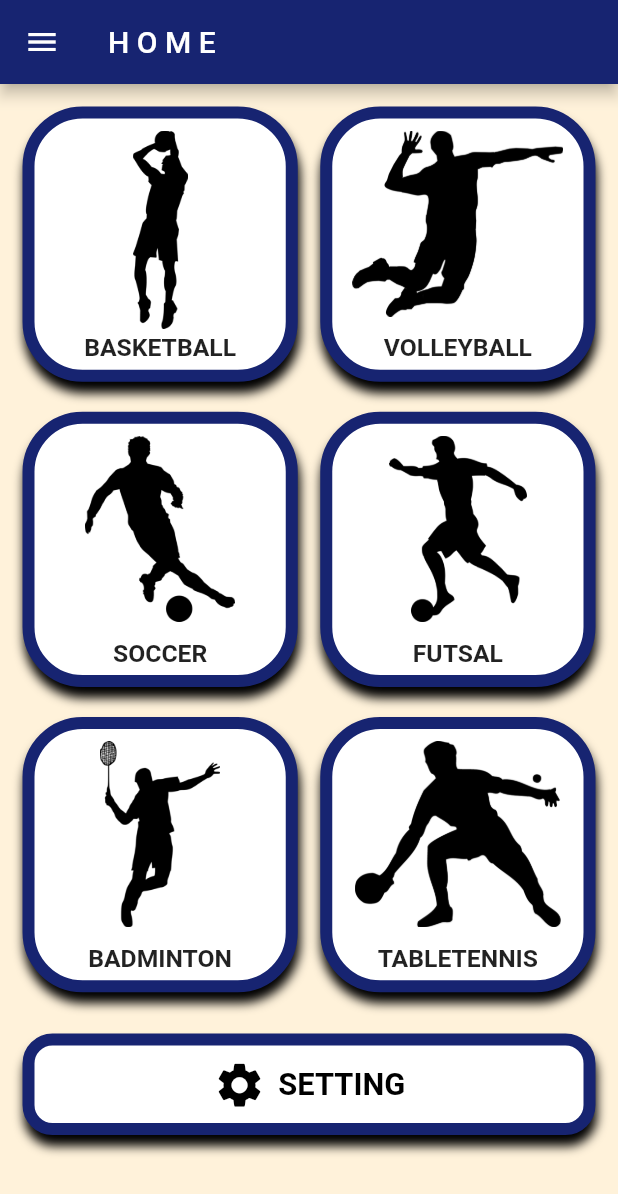
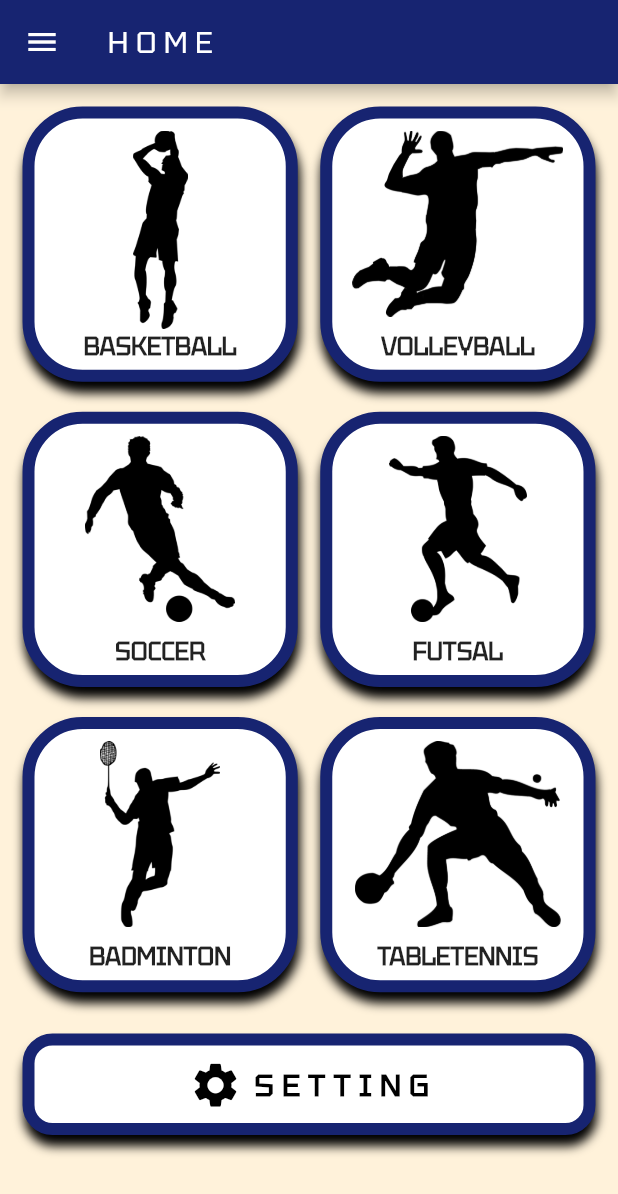
Before and after one commit to Methapon2001/rmutl-scoreboard, a Flutter app: the screen it shows after launch, on a phone screen of 412 x 824 dp. Shown: the top 1194 px of the screen. Run offline on Flutter 3.47's test engine with Material 2 defaults, Android fonts, the light colour scheme and no system bars; our stand-ins replace fluttertoast, quickalert, sizer.

Commit message:
adjustsmall font

```diff
--- a/lib/main.dart
+++ b/lib/main.dart
@@ -86,6 +86,11 @@ class MyApp extends StatelessWidget {
       ],
       child: Sizer(builder: (context, orientation, deviceType) {
         return MaterialApp(
+          theme: ThemeData(
+            textTheme: Theme.of(context).textTheme.apply(
+                  fontFamily: 'Tektur',
+                ),
+          ),
           debugShowCheckedModeBanner: false,
           title: 'Digital Scoreboard',
           home: Splash(),
--- a/lib/views/badminton.dart
+++ b/lib/views/badminton.dart
@@ -74,12 +74,12 @@ class _BadmintonPageState extends State<BadmintonPage> {
                               children: <Widget>[
                                 Text("Set",
                                     style: TextStyle(
-                                        fontSize: 25.sp,
+                                        fontSize: 22.sp,
                                         fontWeight: FontWeight.bold)),
                                 Text(
                                     '${context.watch<QuarterBadminton>().getQuarter}',
                                     style: TextStyle(
-                                        fontSize: 40.sp,
+                                        fontSize: 35.sp,
                                         fontWeight: FontWeight.bold)),
                               ],
                             ),
--- a/lib/views/basketball.dart
+++ b/lib/views/basketball.dart
@@ -78,16 +78,16 @@ class _BasketballPageState extends State<BasketballPage> {
                                 ),
                                 Text("Quarter",
                                     style: TextStyle(
-                                        fontSize: 25.sp,
+                                        fontSize: 22.sp,
                                         fontWeight: FontWeight.bold)),
                                 Text(
                                     '${context.watch<QuarterBasketball>().getQuarter}',
                                     style: TextStyle(
-                                        fontSize: 40.sp,
+                                        fontSize: 35.sp,
                                         fontWeight: FontWeight.bold)),
                                 Text('Time',
                                     style: TextStyle(
-                                        fontSize: 25.sp,
+                                        fontSize: 23.sp,
                                         fontWeight: FontWeight.bold)),
                                 const TextTime(
                                   sport: 1,
--- a/lib/views/futsal.dart
+++ b/lib/views/futsal.dart
@@ -79,16 +79,16 @@ class _FutsalPageState extends State<FutsalPage> {
                                 ),
                                 Text("Quarter",
                                     style: TextStyle(
-                                        fontSize: 25.sp,
+                                        fontSize: 22.sp,
                                         fontWeight: FontWeight.bold)),
                                 Text(
                                     '${context.watch<QuarterFutsal>().getQuarter}',
                                     style: TextStyle(
-                                        fontSize: 40.sp,
+                                        fontSize: 35.sp,
                                         fontWeight: FontWeight.bold)),
                                 Text('Time',
                                     style: TextStyle(
-                                        fontSize: 25.sp,
+                                        fontSize: 23.sp,
                                         fontWeight: FontWeight.bold)),
                                 const TextTime(sport: 4),
                                 const WidgetTimer(sport: 4),
--- a/lib/views/setting.dart
+++ b/lib/views/setting.dart
@@ -42,7 +42,7 @@ class _SettingPageState extends State<SettingPage> {
                       blurRadius: 5,
                       offset: Offset(4, 19))
                 ]),
-              child: ConnectDatabase(),
+              child: const ConnectDatabase(),
           ),
         ],
           ),
--- a/lib/views/soccer.dart
+++ b/lib/views/soccer.dart
@@ -76,16 +76,16 @@ class _SoccerPageState extends State<SoccerPage> {
                                 ),
                                 Text("Quarter",
                                     style: TextStyle(
-                                        fontSize: 25.sp,
+                                        fontSize: 22.sp,
                                         fontWeight: FontWeight.bold)),
                                 Text(
                                     '${context.watch<QuarterSoccer>().getQuarter}',
                                     style: TextStyle(
-                                        fontSize: 40.sp,
+                                        fontSize: 35.sp,
                                         fontWeight: FontWeight.bold)),
                                 Text('Time',
                                     style: TextStyle(
-                                        fontSize: 25.sp,
+                                        fontSize: 23.sp,
                                         fontWeight: FontWeight.bold)),
                                 const TextTime(sport: 3),
                                 const WidgetTimer(sport: 3),
--- a/lib/views/tabletennis.dart
+++ b/lib/views/tabletennis.dart
@@ -73,12 +73,12 @@ class _TabletennisPageState extends State<TabletennisPage> {
                             children: <Widget>[
                               Text("Set",
                                   style: TextStyle(
-                                      fontSize: 25.sp,
+                                      fontSize: 22.sp,
                                       fontWeight: FontWeight.bold)),
                               Text(
                                   '${context.watch<QuarterTabletennis>().getQuarter}',
                                   style: TextStyle(
-                                      fontSize: 40.sp,
+                                      fontSize: 35.sp,
                                       fontWeight: FontWeight.bold)),
                             ],
                           ),
--- a/lib/views/volleyball.dart
+++ b/lib/views/volleyball.dart
@@ -74,12 +74,12 @@ class _VolleyballPageState extends State<VolleyballPage> {
                               children: <Widget>[
                                 Text("Set",
                                     style: TextStyle(
-                                        fontSize: 25.sp,
+                                        fontSize: 22.sp,
                                         fontWeight: FontWeight.bold)),
                                 Text(
                                     '${context.watch<QuarterVolleyball>().getQuarter}',
                                     style: TextStyle(
-                                        fontSize: 40.sp,
+                                        fontSize: 35.sp,
                                         fontWeight: FontWeight.bold)),
                               ],
                             ),
--- a/lib/widgets/button_score.dart
+++ b/lib/widgets/button_score.dart
@@ -37,7 +37,7 @@ class _ButtonScoreState extends State<ButtonScore> {
             foregroundColor: Colors.white,
             backgroundColor: Color.fromARGB(255, 0, 180, 6),
             shape: const StadiumBorder(),
-            minimumSize: Size(10.w, 5.h),
+            minimumSize: Size(17.w, 5.h),
           ),
           onPressed: () {
             if (widget.sport == 1) {
@@ -84,7 +84,7 @@ class _ButtonScoreState extends State<ButtonScore> {
             foregroundColor: Colors.white,
             backgroundColor: Color.fromARGB(255, 219, 1, 1),
             shape: const StadiumBorder(),
-            minimumSize: Size(10.w, 5.h),
+            minimumSize: Size(17.w, 5.h),
           ),
           onPressed: () {
             if (widget.sport == 1) {
--- a/lib/widgets/image_sport.dart
+++ b/lib/widgets/image_sport.dart
@@ -66,8 +66,7 @@ class _ImageSportsState extends State<ImageSports> {
                         alignment: Alignment.bottomCenter,
                         child: Text(
                           'BASKETBALL',
-                          style: TextStyle(
-                              fontWeight: FontWeight.bold, fontSize: 12.sp),
+                          style: TextStyle(fontSize: 12.sp,fontWeight: FontWeight.bold),
                         ),
                       )
                     ],
@@ -108,8 +107,7 @@ class _ImageSportsState extends State<ImageSports> {
                         alignment: Alignment.bottomCenter,
                         child: Text(
                           'VOLLEYBALL',
-                          style: TextStyle(
-                              fontWeight: FontWeight.bold, fontSize: 12.sp),
+                          style: TextStyle(fontSize: 12.sp,fontWeight: FontWeight.bold),
                         ),
                       )
                     ],
@@ -150,8 +148,7 @@ class _ImageSportsState extends State<ImageSports> {
                         alignment: Alignment.bottomCenter,
                         child: Text(
                           'SOCCER',
-                          style: TextStyle(
-                              fontWeight: FontWeight.bold, fontSize: 12.sp),
+                          style: TextStyle(fontSize: 12.sp,fontWeight: FontWeight.bold),
                         ),
                       )
                     ],
@@ -192,8 +189,7 @@ class _ImageSportsState extends State<ImageSports> {
                         alignment: Alignment.bottomCenter,
                         child: Text(
                           'FUTSAL',
-                          style: TextStyle(
-                              fontWeight: FontWeight.bold, fontSize: 12.sp),
+                          style: TextStyle(fontSize: 12.sp,fontWeight: FontWeight.bold),
                         ),
                       )
                     ],
@@ -234,8 +230,7 @@ class _ImageSportsState extends State<ImageSports> {
                         alignment: Alignment.bottomCenter,
                         child: Text(
                           'BADMINTON',
-                          style: TextStyle(
-                              fontWeight: FontWeight.bold, fontSize: 12.sp),
+                          style: TextStyle(fontSize: 12.sp,fontWeight: FontWeight.bold),
                         ),
                       )
                     ],
@@ -276,8 +271,7 @@ class _ImageSportsState extends State<ImageSports> {
                         alignment: Alignment.bottomCenter,
                         child: Text(
                           'TABLETENNIS',
-                          style: TextStyle(
-                              fontWeight: FontWeight.bold, fontSize: 12.sp),
+                          style: TextStyle(fontSize: 12.sp,fontWeight: FontWeight.bold),
                         ),
                       ),
                     ],
@@ -321,11 +315,9 @@ class _ImageSportsState extends State<ImageSports> {
                               color: Colors.black,
                             ),
                             label: Text(
-                              'SETTING',
+                              'S E T T I N G',
                               style: TextStyle(
-                                  fontSize: 15.sp,
-                                  fontWeight: FontWeight.bold,
-                                  color: Colors.black),
+                                  fontSize: 15.sp, color: Colors.black,fontWeight: FontWeight.bold),
                             ))),
                   ),
                 ],
--- a/lib/widgets/roud_button.dart
+++ b/lib/widgets/roud_button.dart
@@ -12,14 +12,14 @@ class RoundButton extends StatelessWidget {
   Widget build(BuildContext context) {
     return Padding(
       padding: EdgeInsets.symmetric(
-        horizontal: 1.h,
+        horizontal: 0.9.h,
       ),
       child: CircleAvatar(
-        radius: 2.5.h,
+        radius: 3.h,
         backgroundColor: const Color.fromARGB(255, 23, 36, 113),
         child: Icon(
           icon,
-          size: 3.h,
+          size: 4.h,
           color: Colors.white,
         ),
       ),
--- a/lib/widgets/teamname.dart
+++ b/lib/widgets/teamname.dart
@@ -19,7 +19,7 @@ class _TeamNameState extends State<TeamName> {
       widget.team == 1
           ? context.watch<Name>().getTeamName1
           : context.watch<Name>().getTeamName2,
-      style: TextStyle(fontSize: 27.sp, fontWeight: FontWeight.bold),
+      style: TextStyle(fontSize: 25.sp, fontWeight: FontWeight.bold),
     );
   }
 }
--- a/lib/widgets/timer.dart
+++ b/lib/widgets/timer.dart
@@ -97,18 +97,18 @@ class _TextTimeState extends State<TextTime> {
     return widget.sport == 1
         ? Text(
             context.watch<TimerBasketball>().timeLeftString,
-            style: TextStyle(fontSize: 37.sp, fontWeight: FontWeight.bold),
+            style: TextStyle(fontSize: 32.sp, fontWeight: FontWeight.bold),
           )
         : widget.sport == 3
             ? Text(
                 context.watch<TimerSoccer>().timeLeftString,
-                style: TextStyle(fontSize: 37.sp, fontWeight: FontWeight.bold),
+                style: TextStyle(fontSize: 32.sp, fontWeight: FontWeight.bold),
               )
             : widget.sport == 4
                 ? Text(
                     context.watch<TimerFutsal>().timeLeftString,
                     style:
-                        TextStyle(fontSize: 37.sp, fontWeight: FontWeight.bold),
+                        TextStyle(fontSize: 32.sp, fontWeight: FontWeight.bold),
                   )
                 : widget;
   }
```
Also changed, not shown: pubspec.yaml (+5 -5 lines), asset/fonts/Tektur-Regular.ttf (added).
